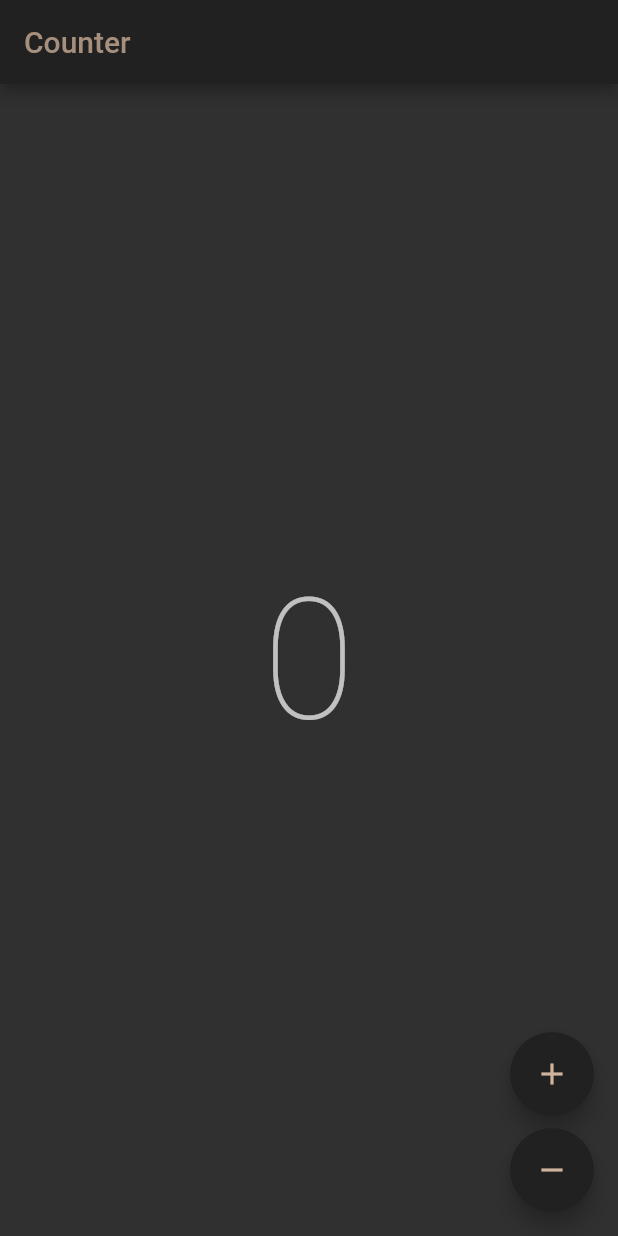
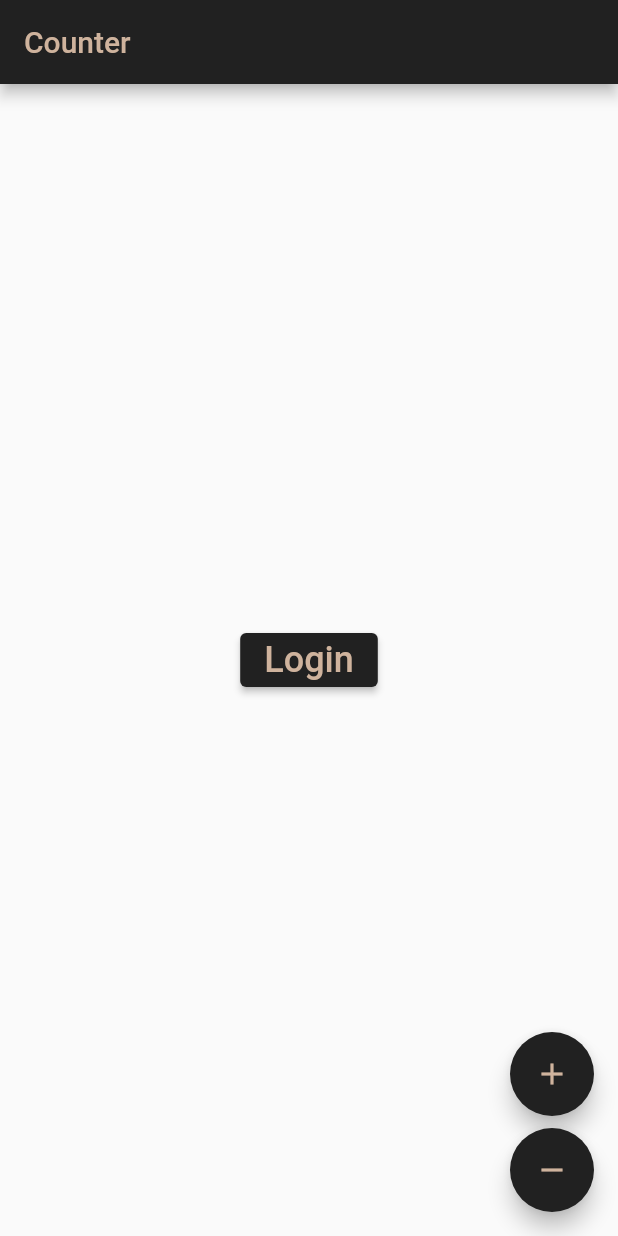
Before and after one commit to HF5-PROJECT/app, a Flutter app: the screen it shows after launch, on a phone screen of 412 x 824 dp. Run offline on Flutter 3.47's test engine with Material 2 defaults, Android fonts, the phone set to English and light mode, and no system bars; our stand-ins replace bloc, flutter_bloc, modal_bottom_sheet; generated files the repository leaves out were written again.

Commit message:
#4 - Start of login page

```diff
--- a/lib/app/view/app.dart
+++ b/lib/app/view/app.dart
@@ -1,5 +1,5 @@
 import 'package:flutter/material.dart';
-import 'package:overnites/counter/counter.dart';
+import 'package:overnites/login/login.dart';
 import 'package:overnites/l10n/l10n.dart';
 
 class App extends StatelessWidget {
@@ -10,12 +10,13 @@ class App extends StatelessWidget {
     return MaterialApp(
       theme: ThemeData(
         appBarTheme: const AppBarTheme(color: Color(0xFF212121)),
-        colorScheme: const ColorScheme.dark(
+        colorScheme: const ColorScheme.light(
+          brightness: Brightness.light,
           primary: Color(0xFF212121),
           onPrimary: Color(0xFFcfb39d),
           secondary: Color(0xFF212121),
           onSecondary: Color(0xFFcfb39d),
-          surface: Color(0xFF212121),
+          surface: Color(0xFF313030),
           onSurface: Color(0xFFa68f7d),
           tertiary: Color(0xFF212121),
           onTertiary: Color(0xFFcfb39d),
@@ -25,7 +26,7 @@ class App extends StatelessWidget {
       ),
       localizationsDelegates: AppLocalizations.localizationsDelegates,
       supportedLocales: AppLocalizations.supportedLocales,
-      home: const CounterPage(),
+      home: const LoginPage(),
     );
   }
 }
--- /dev/null
+++ b/lib/login/cubit/login_cubit.dart
@@ -0,0 +1,8 @@
+import 'package:bloc/bloc.dart';
+
+class LoginCubit extends Cubit<int> {
+  LoginCubit() : super(0);
+
+  void increment() => emit(state + 1);
+  void decrement() => emit(state - 1);
+}
--- /dev/null
+++ b/lib/login/login.dart
@@ -0,0 +1,2 @@
+export 'cubit/login_cubit.dart';
+export 'view/login_page.dart';
--- /dev/null
+++ b/lib/login/view/login_page.dart
@@ -0,0 +1,96 @@
+import 'package:flutter/material.dart';
+import 'package:flutter_bloc/flutter_bloc.dart';
+import 'package:modal_bottom_sheet/modal_bottom_sheet.dart';
+import 'package:overnites/l10n/l10n.dart';
+import 'package:overnites/login/login.dart';
+
+class LoginPage extends StatelessWidget {
+  const LoginPage({super.key});
+
+  @override
+  Widget build(BuildContext context) {
+    return BlocProvider(
+      create: (_) => LoginCubit(),
+      child: const LoginView(),
+    );
+  }
+}
+
+class LoginView extends StatelessWidget {
+  const LoginView({super.key});
+
+  @override
+  Widget build(BuildContext context) {
+    final l10n = context.l10n;
+    return Scaffold(
+      appBar: AppBar(title: Text(l10n.counterAppBarTitle)),
+      body: Center(
+          child: ElevatedButton(
+        onPressed: () {
+          loginModal(context);
+        },
+        child: const Text(
+          'Login',
+          style: TextStyle(fontSize: 24),
+        ),
+      )),
+      floatingActionButton: Column(
+        mainAxisAlignment: MainAxisAlignment.end,
+        crossAxisAlignment: CrossAxisAlignment.end,
+        children: [
+          FloatingActionButton(
+            onPressed: () => context.read<LoginCubit>().increment(),
+            child: const Icon(Icons.add),
+          ),
+          const SizedBox(height: 8),
+          FloatingActionButton(
+            onPressed: () => context.read<LoginCubit>().decrement(),
+            child: const Icon(Icons.remove),
+          ),
+        ],
+      ),
+    );
+  }
+
+  Future<dynamic> loginModal(BuildContext context) {
+    return showMaterialModalBottomSheet(
+      expand: false,
+      context: context,
+      backgroundColor: Color.fromARGB(255, 255, 0, 0),
+      builder: (context) => Material(
+        child: SafeArea(
+      top: false,
+      child: Column(
+        mainAxisSize: MainAxisSize.min,
+        children: <Widget>[
+          ListTile(
+            title: Text('Edit'),
+            leading: Icon(Icons.edit),
+            onTap: () => Navigator.of(context).pop(),
+          ),
+          ListTile(
+            title: Text('Copy'),
+            leading: Icon(Icons.content_copy),
+            onTap: () => Navigator.of(context).pop(),
+          ),
+          ListTile(
+            title: Text('Cut'),
+            leading: Icon(Icons.content_cut),
+            onTap: () => Navigator.of(context).pop(),
+          ),
+          ListTile(
+            title: Text('Move'),
+            leading: Icon(Icons.folder_open),
+            onTap: () => Navigator.of(context).pop(),
+          ),
+          ListTile(
+            title: Text('Delete'),
+            leading: Icon(Icons.delete),
+            onTap: () => Navigator.of(context).pop(),
+          )
+        ],
+      ),
+    )),
+    );
+  }
+}
--- a/pubspec.yaml
+++ b/pubspec.yaml
@@ -15,6 +15,7 @@ dependencies:
   flutter_localizations:
     sdk: flutter
   intl: ^0.17.0
+  modal_bottom_sheet: ^3.0.0-pre
 
 dev_dependencies:
   bloc_test: ^9.1.0
```
Also changed, not shown: pubspec.lock.
